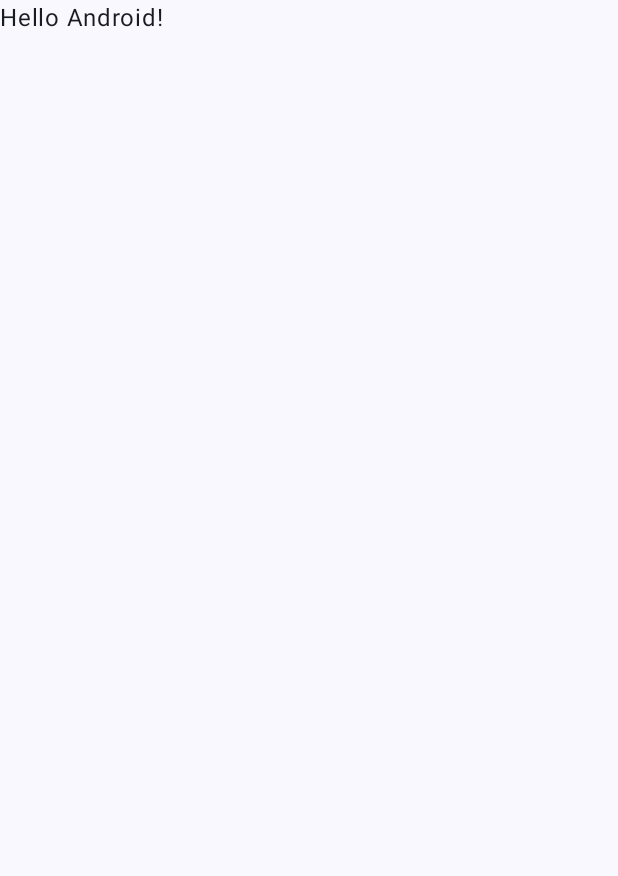
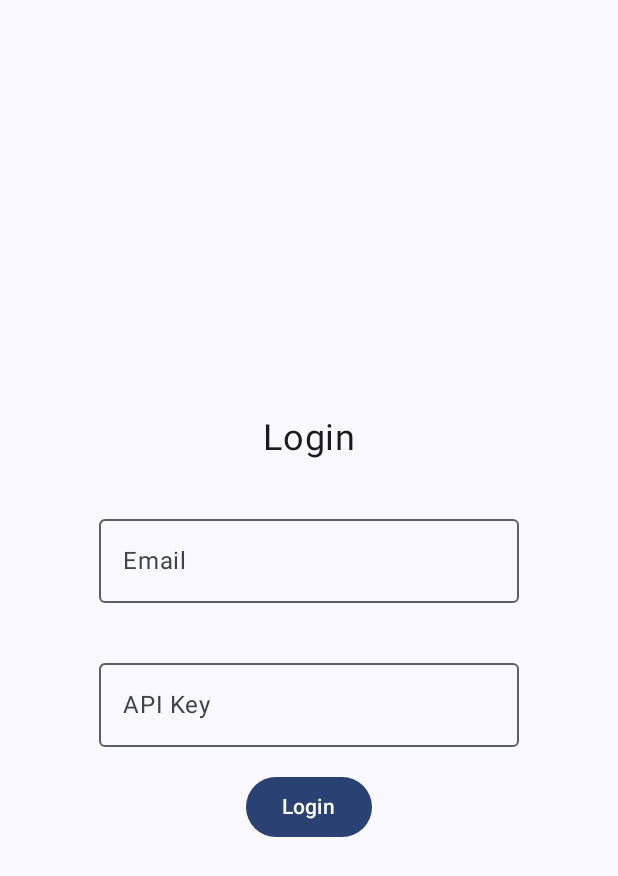
Before and after one commit to kongwoojin/Cloudflare-Manager-android, an Android app built with Jetpack Compose: the screen it shows after launch (MainActivity), on a phone screen of 412 x 824 dp. Before the commit the part shown is almost empty. Shown: the top 876 px of the screen. Run offline under Robolectric (Android 15) with nearby library versions, the phone set to English and light mode, and no system bars; our stand-ins replace Dagger/Hilt's generated code.

Commit message:
feat: Add basic login screen

```diff
--- a/app/src/main/java/com/kongjak/cloudflaremanager/MainActivity.kt
+++ b/app/src/main/java/com/kongjak/cloudflaremanager/MainActivity.kt
@@ -10,6 +10,7 @@ import androidx.compose.material3.Text
 import androidx.compose.runtime.Composable
 import androidx.compose.ui.Modifier
 import androidx.compose.ui.tooling.preview.Preview
+import com.kongjak.cloudflaremanager.ui.login.LoginScreen
 import com.kongjak.cloudflaremanager.ui.theme.CloudflareManagerTheme
 import dagger.hilt.android.AndroidEntryPoint
 
@@ -24,25 +25,9 @@ class MainActivity : ComponentActivity() {
                     modifier = Modifier.fillMaxSize(),
                     color = MaterialTheme.colorScheme.background
                 ) {
-                    Greeting("Android")
+                    LoginScreen()
                 }
             }
         }
     }
 }
-
-@Composable
-fun Greeting(name: String, modifier: Modifier = Modifier) {
-    Text(
-        text = "Hello $name!",
-        modifier = modifier
-    )
-}
-
-@Preview(showBackground = true)
-@Composable
-fun GreetingPreview() {
-    CloudflareManagerTheme {
-        Greeting("Android")
-    }
-}
--- /dev/null
+++ b/app/src/main/java/com/kongjak/cloudflaremanager/ui/login/Login.kt
@@ -0,0 +1,60 @@
+package com.kongjak.cloudflaremanager.ui.login
+
+import androidx.compose.foundation.layout.Arrangement
+import androidx.compose.foundation.layout.Column
+import androidx.compose.foundation.layout.fillMaxSize
+import androidx.compose.foundation.layout.padding
+import androidx.compose.material3.Button
+import androidx.compose.material3.OutlinedTextField
+import androidx.compose.material3.Text
+import androidx.compose.material3.TextField
+import androidx.compose.runtime.Composable
+import androidx.compose.runtime.getValue
+import androidx.compose.runtime.mutableStateOf
+import androidx.compose.runtime.remember
+import androidx.compose.runtime.setValue
+import androidx.compose.ui.Alignment
+import androidx.compose.ui.Modifier
+import androidx.compose.ui.res.stringResource
+import androidx.compose.ui.tooling.preview.Preview
+import androidx.compose.ui.unit.dp
+import androidx.compose.ui.unit.sp
+import com.kongjak.cloudflaremanager.R
+
+@Preview(showBackground = true)
+@Composable
+fun LoginScreen() {
+    Column(
+        modifier = Modifier.fillMaxSize(),
+        verticalArrangement = Arrangement.Center,
+        horizontalAlignment = Alignment.CenterHorizontally
+    ) {
+        var email by remember { mutableStateOf("") }
+        var apiKey by remember { mutableStateOf("") }
+
+        Text(
+            modifier = Modifier.padding(16.dp),
+            text = stringResource(id = R.string.login_title),
+            fontSize = 24.sp
+        )
+
+        OutlinedTextField(
+            modifier = Modifier.padding(16.dp),
+            value = email,
+            onValueChange = { email = it },
+            label = { Text(stringResource(id = R.string.login_email)) }
+        )
+
+        OutlinedTextField(
+            modifier = Modifier.padding(16.dp),
+            value = apiKey,
+            onValueChange = { apiKey = it },
+            label = { Text(stringResource(id = R.string.login_api_key)) }
+        )
+
+        Button(onClick = { /*TODO*/ }) {
+            Text(text = stringResource(id = R.string.login_confirm))
+        }
+    }
+
+}
--- a/app/src/main/res/values/strings.xml
+++ b/app/src/main/res/values/strings.xml
@@ -1,3 +1,9 @@
 <resources>
     <string name="app_name">Cloudflare Manager</string>
+
+    <!-- Login screen -->
+    <string name="login_title">Login</string>
+    <string name="login_email">Email</string>
+    <string name="login_api_key">API Key</string>
+    <string name="login_confirm">Login</string>
 </resources>
```
